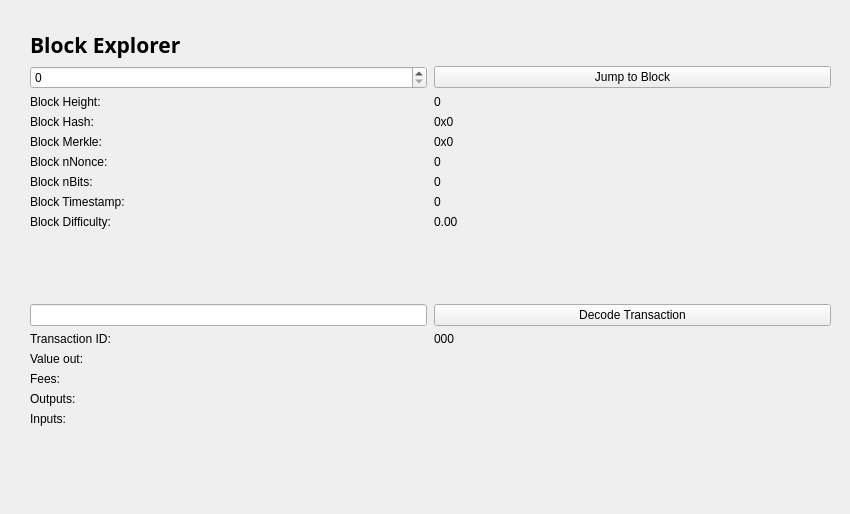
This is src/qt/forms/blockbrowser.ui in Konjungate/Konjungate-Core as Qt 5 draws it before an edit. The edited form follows.
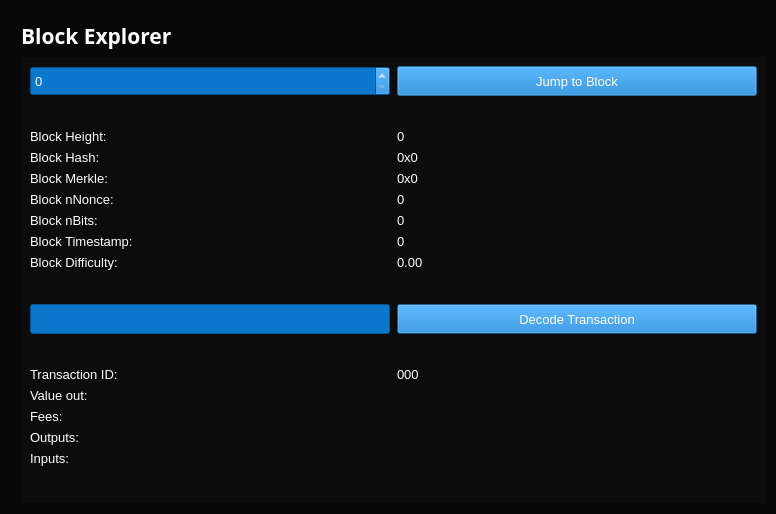
This is the edited form.

What changed in the file:
```diff
--- a/src/qt/forms/blockbrowser.ui
+++ b/src/qt/forms/blockbrowser.ui
@@ -1,7 +1,7 @@
 <?xml version="1.0" encoding="UTF-8"?>
 <ui version="4.0">
  <class>BlockBrowser</class>
- <widget class="QWidget" name="BlockBrowser">
+ <widget class="QDialog" name="BlockBrowser">
   <property name="windowModality">
    <enum>Qt::NonModal</enum>
   </property>
@@ -12,7 +12,7 @@
    <rect>
     <x>0</x>
     <y>0</y>
-    <width>850</width>
+    <width>776</width>
     <height>514</height>
    </rect>
   </property>
@@ -34,8 +34,12 @@
   <property name="windowTitle">
    <string>Form</string>
   </property>
+  <property name="autoFillBackground">
+   <bool>true</bool>
+  </property>
   <property name="styleSheet">
-   <string notr="true"/>
+   <string notr="true">color: rgb(255, 255, 255);
+background-color: #080808;</string>
   </property>
   <layout class="QGridLayout">
    <property name="sizeConstraint">
@@ -58,75 +62,47 @@
        <verstretch>0</verstretch>
       </sizepolicy>
      </property>
+     <property name="styleSheet">
+      <string notr="true">background: transparent;
+background-color: rgb(20, 20, 20, 0.35);
+</string>
+     </property>
      <layout class="QGridLayout" name="gridLayout01">
-      <item row="0" column="0">
-       <layout class="QHBoxLayout" name="horizontalLayout_4">
-        <property name="spacing">
-         <number>7</number>
-        </property>
-        <item>
-         <widget class="QLabel" name="label_5">
-          <property name="font">
-           <font>
-            <family>Open Sans,sans-serif</family>
-            <pointsize>16</pointsize>
-            <weight>75</weight>
-            <bold>true</bold>
-           </font>
-          </property>
-          <property name="styleSheet">
-           <string notr="true"/>
-          </property>
-          <property name="text">
-           <string>Block Explorer</string>
-          </property>
-         </widget>
-        </item>
-        <item>
-         <spacer name="horizontalSpacer_2">
-          <property name="orientation">
-           <enum>Qt::Horizontal</enum>
-          </property>
-          <property name="sizeHint" stdset="0">
-           <size>
-            <width>40</width>
-            <height>20</height>
-           </size>
-          </property>
-         </spacer>
-        </item>
-       </layout>
-      </item>
       <item row="1" column="0">
-       <layout class="QGridLayout" name="gridLayout_3" rowstretch="0,0,0,0,0,0,0,0,0,0,0,0,0,0,0,0,0,0,0" columnstretch="0,0">
+       <layout class="QGridLayout" name="gridLayout_3" rowstretch="0,0,0,0,0,0,0,0,0,0,0,0,0,0,0,0,0,0,0,0" columnstretch="0,0">
         <property name="sizeConstraint">
          <enum>QLayout::SetDefaultConstraint</enum>
         </property>
         <property name="horizontalSpacing">
          <number>7</number>
         </property>
+        <item row="8" column="0">
+         <widget class="QLabel" name="timeLabel">
+          <property name="font">
+           <font>
+            <pointsize>10</pointsize>
+           </font>
+          </property>
+          <property name="styleSheet">
+           <string notr="true">background: transparent;
+background-color: transparent;</string>
+          </property>
+          <property name="text">
+           <string>Block Timestamp:</string>
+          </property>
+         </widget>
+        </item>
         <item row="18" column="0">
-         <spacer name="verticalSpacer">
-          <property name="orientation">
-           <enum>Qt::Vertical</enum>
-          </property>
-          <property name="sizeHint" stdset="0">
-           <size>
-            <width>20</width>
-            <height>40</height>
-           </size>
-          </property>
-         </spacer>
-        </item>
-        <item row="12" column="1">
-         <widget class="QPushButton" name="txButton">
-          <property name="text">
-           <string>Decode Transaction</string>
-          </property>
-         </widget>
-        </item>
-        <item row="17" column="0">
          <widget class="QLabel" name="inputLabel">
+          <property name="font">
+           <font>
+            <pointsize>10</pointsize>
+           </font>
+          </property>
+          <property name="styleSheet">
+           <string notr="true">background: transparent;
+background-color: transparent;</string>
+          </property>
           <property name="text">
            <string>Inputs:</string>
           </property>
@@ -135,70 +111,73 @@
           </property>
          </widget>
         </item>
-        <item row="14" column="0">
+        <item row="15" column="0">
          <widget class="QLabel" name="valueLabel">
+          <property name="font">
+           <font>
+            <pointsize>10</pointsize>
+           </font>
+          </property>
+          <property name="styleSheet">
+           <string notr="true">background: transparent;
+background-color: transparent;</string>
+          </property>
           <property name="text">
            <string>Value out:</string>
           </property>
          </widget>
         </item>
-        <item row="13" column="0">
-         <widget class="QLabel" name="txLabel">
-          <property name="text">
-           <string>Transaction ID:</string>
+        <item row="3" column="0">
+         <widget class="QLabel" name="heightLabel_2">
+          <property name="font">
+           <font>
+            <pointsize>10</pointsize>
+           </font>
           </property>
-         </widget>
-        </item>
-        <item row="9" column="1">
-         <widget class="QLabel" name="hardBox">
+          <property name="styleSheet">
+           <string notr="true">background: transparent;
+background-color: transparent;</string>
+          </property>
           <property name="text">
-           <string>0.00</string>
+           <string>Block Height:</string>
           </property>
           <property name="textInteractionFlags">
            <set>Qt::LinksAccessibleByMouse|Qt::TextSelectableByMouse</set>
           </property>
          </widget>
         </item>
-        <item row="13" column="1">
-         <widget class="QLabel" name="txID">
-          <property name="text">
-           <string>000</string>
+        <item row="19" column="0">
+         <spacer name="verticalSpacer">
+          <property name="orientation">
+           <enum>Qt::Vertical</enum>
           </property>
-          <property name="textInteractionFlags">
-           <set>Qt::LinksAccessibleByMouse|Qt::TextSelectableByMouse</set>
+          <property name="sizeHint" stdset="0">
+           <size>
+            <width>20</width>
+            <height>40</height>
+           </size>
           </property>
-         </widget>
+         </spacer>
         </item>
-        <item row="17" column="1">
-         <widget class="QLabel" name="inputBox">
-          <property name="text">
-           <string/>
+        <item row="7" column="1">
+         <widget class="QLabel" name="bitsBox">
+          <property name="font">
+           <font>
+            <pointsize>10</pointsize>
+           </font>
           </property>
-          <property name="alignment">
-           <set>Qt::AlignLeading|Qt::AlignLeft|Qt::AlignTop</set>
+          <property name="styleSheet">
+           <string notr="true">background: transparent;
+background-color: transparent;</string>
           </property>
-          <property name="textInteractionFlags">
-           <set>Qt::LinksAccessibleByMouse|Qt::TextSelectableByMouse</set>
-          </property>
-         </widget>
-        </item>
-        <item row="14" column="1">
-         <widget class="QLabel" name="valueBox">
           <property name="text">
-           <string/>
+           <string>0</string>
           </property>
           <property name="textInteractionFlags">
            <set>Qt::LinksAccessibleByMouse|Qt::TextSelectableByMouse</set>
           </property>
          </widget>
         </item>
-        <item row="9" column="0">
-         <widget class="QLabel" name="hardLabel">
-          <property name="text">
-           <string>Block Difficulty:</string>
-          </property>
-         </widget>
-        </item>
         <item row="1" column="0">
          <widget class="QSpinBox" name="heightBox">
           <property name="sizePolicy">
@@ -207,61 +186,36 @@
             <verstretch>0</verstretch>
            </sizepolicy>
           </property>
+          <property name="minimumSize">
+           <size>
+            <width>0</width>
+            <height>30</height>
+           </size>
+          </property>
+          <property name="font">
+           <font>
+            <pointsize>10</pointsize>
+           </font>
+          </property>
+          <property name="styleSheet">
+           <string notr="true">background-color: rgb(10, 120, 205);</string>
+          </property>
           <property name="maximum">
            <number>99999999</number>
           </property>
          </widget>
         </item>
-        <item row="3" column="0">
-         <widget class="QLabel" name="heightLabel_2">
-          <property name="text">
-           <string>Block Height:</string>
-          </property>
-         </widget>
-        </item>
-        <item row="8" column="1">
-         <widget class="QLabel" name="timeBox">
-          <property name="text">
-           <string>0</string>
-          </property>
-          <property name="textInteractionFlags">
-           <set>Qt::LinksAccessibleByMouse|Qt::TextSelectableByMouse</set>
-          </property>
-         </widget>
-        </item>
-        <item row="1" column="1">
-         <widget class="QPushButton" name="blockButton">
-          <property name="text">
-           <string>Jump to Block</string>
-          </property>
-         </widget>
-        </item>
-        <item row="5" column="0">
-         <widget class="QLabel" name="merkleLabel">
-          <property name="text">
-           <string>Block Merkle:</string>
-          </property>
-         </widget>
-        </item>
-        <item row="4" column="0">
-         <widget class="QLabel" name="hashLabel">
-          <property name="text">
-           <string>Block Hash:</string>
-          </property>
-         </widget>
-        </item>
-        <item row="15" column="1">
-         <widget class="QLabel" name="feesBox">
-          <property name="text">
-           <string/>
-          </property>
-          <property name="textInteractionFlags">
-           <set>Qt::LinksAccessibleByMouse|Qt::TextSelectableByMouse</set>
-          </property>
-         </widget>
-        </item>
         <item row="3" column="1">
          <widget class="QLabel" name="heightLabel">
+          <property name="font">
+           <font>
+            <pointsize>10</pointsize>
+           </font>
+          </property>
+          <property name="styleSheet">
+           <string notr="true">background: transparent;
+background-color: transparent;</string>
+          </property>
           <property name="text">
            <string>0</string>
           </property>
@@ -270,27 +224,161 @@
           </property>
          </widget>
         </item>
-        <item row="15" column="0">
-         <widget class="QLabel" name="feesLabel">
+        <item row="9" column="0">
+         <widget class="QLabel" name="hardLabel">
+          <property name="font">
+           <font>
+            <pointsize>10</pointsize>
+           </font>
+          </property>
+          <property name="styleSheet">
+           <string notr="true">background: transparent;
+background-color: transparent;</string>
+          </property>
           <property name="text">
-           <string>Fees:</string>
+           <string>Block Difficulty:</string>
+          </property>
+         </widget>
+        </item>
+        <item row="9" column="1">
+         <widget class="QLabel" name="hardBox">
+          <property name="font">
+           <font>
+            <pointsize>10</pointsize>
+           </font>
+          </property>
+          <property name="styleSheet">
+           <string notr="true">background: transparent;
+background-color: transparent;</string>
+          </property>
+          <property name="text">
+           <string>0.00</string>
+          </property>
+          <property name="textInteractionFlags">
+           <set>Qt::LinksAccessibleByMouse|Qt::TextSelectableByMouse</set>
+          </property>
+         </widget>
+        </item>
+        <item row="14" column="0">
+         <widget class="QLabel" name="txLabel">
+          <property name="font">
+           <font>
+            <pointsize>10</pointsize>
+           </font>
+          </property>
+          <property name="styleSheet">
+           <string notr="true">background: transparent;
+background-color: transparent;</string>
+          </property>
+          <property name="text">
+           <string>Transaction ID:</string>
+          </property>
+         </widget>
+        </item>
+        <item row="6" column="1">
+         <widget class="QLabel" name="nonceBox">
+          <property name="font">
+           <font>
+            <pointsize>10</pointsize>
+           </font>
+          </property>
+          <property name="styleSheet">
+           <string notr="true">background: transparent;
+background-color: transparent;</string>
+          </property>
+          <property name="text">
+           <string>0</string>
+          </property>
+          <property name="textInteractionFlags">
+           <set>Qt::LinksAccessibleByMouse|Qt::TextSelectableByMouse</set>
+          </property>
+         </widget>
+        </item>
+        <item row="17" column="1">
+         <widget class="QLabel" name="outputBox">
+          <property name="font">
+           <font>
+            <pointsize>10</pointsize>
+           </font>
+          </property>
+          <property name="styleSheet">
+           <string notr="true">background: transparent;
+background-color: transparent;</string>
+          </property>
+          <property name="text">
+           <string/>
+          </property>
+          <property name="alignment">
+           <set>Qt::AlignLeading|Qt::AlignLeft|Qt::AlignTop</set>
+          </property>
+          <property name="textInteractionFlags">
+           <set>Qt::LinksAccessibleByMouse|Qt::TextSelectableByMouse</set>
+          </property>
+         </widget>
+        </item>
+        <item row="4" column="1">
+         <widget class="QLabel" name="hashBox">
+          <property name="enabled">
+           <bool>true</bool>
+          </property>
+          <property name="sizePolicy">
+           <sizepolicy hsizetype="Preferred" vsizetype="Preferred">
+            <horstretch>0</horstretch>
+            <verstretch>0</verstretch>
+           </sizepolicy>
+          </property>
+          <property name="minimumSize">
+           <size>
+            <width>0</width>
+            <height>0</height>
+           </size>
+          </property>
+          <property name="font">
+           <font>
+            <pointsize>10</pointsize>
+           </font>
+          </property>
+          <property name="styleSheet">
+           <string notr="true">background: transparent;
+background-color: transparent;</string>
+          </property>
+          <property name="text">
+           <string>0x0</string>
+          </property>
+          <property name="textInteractionFlags">
+           <set>Qt::LinksAccessibleByMouse|Qt::TextSelectableByMouse</set>
           </property>
          </widget>
         </item>
         <item row="7" column="0">
          <widget class="QLabel" name="bitsLabel">
+          <property name="font">
+           <font>
+            <pointsize>10</pointsize>
+           </font>
+          </property>
+          <property name="styleSheet">
+           <string notr="true">background: transparent;
+background-color: transparent;</string>
+          </property>
           <property name="text">
            <string>Block nBits:</string>
           </property>
          </widget>
         </item>
-        <item row="7" column="1">
-         <widget class="QLabel" name="bitsBox">
+        <item row="5" column="0">
+         <widget class="QLabel" name="merkleLabel">
+          <property name="font">
+           <font>
+            <pointsize>10</pointsize>
+           </font>
+          </property>
+          <property name="styleSheet">
+           <string notr="true">background: transparent;
+background-color: transparent;</string>
+          </property>
           <property name="text">
-           <string>0</string>
-          </property>
-          <property name="textInteractionFlags">
-           <set>Qt::LinksAccessibleByMouse|Qt::TextSelectableByMouse</set>
+           <string>Block Merkle:</string>
           </property>
          </widget>
         </item>
@@ -302,6 +390,15 @@
             <height>0</height>
            </size>
           </property>
+          <property name="font">
+           <font>
+            <pointsize>10</pointsize>
+           </font>
+          </property>
+          <property name="styleSheet">
+           <string notr="true">background: transparent;
+background-color: transparent;</string>
+          </property>
           <property name="text">
            <string>0x0</string>
           </property>
@@ -310,10 +407,19 @@
           </property>
          </widget>
         </item>
-        <item row="16" column="0">
-         <widget class="QLabel" name="outputLabel">
+        <item row="18" column="1">
+         <widget class="QLabel" name="inputBox">
+          <property name="font">
+           <font>
+            <pointsize>10</pointsize>
+           </font>
+          </property>
+          <property name="styleSheet">
+           <string notr="true">background: transparent;
+background-color: transparent;</string>
+          </property>
           <property name="text">
-           <string>Outputs:</string>
+           <string/>
           </property>
           <property name="alignment">
            <set>Qt::AlignLeading|Qt::AlignLeft|Qt::AlignTop</set>
@@ -321,13 +427,19 @@
          </widget>
         </item>
         <item row="16" column="1">
-         <widget class="QLabel" name="outputBox">
+         <widget class="QLabel" name="feesBox">
+          <property name="font">
+           <font>
+            <pointsize>10</pointsize>
+           </font>
+          </property>
+          <property name="styleSheet">
+           <string notr="true">background: transparent;
+background-color: transparent;</string>
+          </property>
           <property name="text">
            <string/>
           </property>
-          <property name="alignment">
-           <set>Qt::AlignLeading|Qt::AlignLeft|Qt::AlignTop</set>
-          </property>
           <property name="textInteractionFlags">
            <set>Qt::LinksAccessibleByMouse|Qt::TextSelectableByMouse</set>
           </property>
@@ -335,53 +447,20 @@
         </item>
         <item row="6" column="0">
          <widget class="QLabel" name="nonceLabel">
+          <property name="font">
+           <font>
+            <pointsize>10</pointsize>
+           </font>
+          </property>
+          <property name="styleSheet">
+           <string notr="true">background: transparent;
+background-color: transparent;</string>
+          </property>
           <property name="text">
            <string>Block nNonce:</string>
           </property>
          </widget>
         </item>
-        <item row="6" column="1">
-         <widget class="QLabel" name="nonceBox">
-          <property name="text">
-           <string>0</string>
-          </property>
-          <property name="textInteractionFlags">
-           <set>Qt::LinksAccessibleByMouse|Qt::TextSelectableByMouse</set>
-          </property>
-         </widget>
-        </item>
-        <item row="8" column="0">
-         <widget class="QLabel" name="timeLabel">
-          <property name="text">
-           <string>Block Timestamp:</string>
-          </property>
-         </widget>
-        </item>
-        <item row="4" column="1">
-         <widget class="QLabel" name="hashBox">
-          <property name="enabled">
-           <bool>true</bool>
-          </property>
-          <property name="sizePolicy">
-           <sizepolicy hsizetype="Preferred" vsizetype="Preferred">
-            <horstretch>0</horstretch>
-            <verstretch>0</verstretch>
-           </sizepolicy>
-          </property>
-          <property name="minimumSize">
-           <size>
-            <width>0</width>
-            <height>0</height>
-           </size>
-          </property>
-          <property name="text">
-           <string>0x0</string>
-          </property>
-          <property name="textInteractionFlags">
-           <set>Qt::LinksAccessibleByMouse|Qt::TextSelectableByMouse</set>
-          </property>
-         </widget>
-        </item>
         <item row="12" column="0">
          <widget class="QLineEdit" name="txBox">
           <property name="sizePolicy">
@@ -390,6 +469,20 @@
             <verstretch>0</verstretch>
            </sizepolicy>
           </property>
+          <property name="minimumSize">
+           <size>
+            <width>0</width>
+            <height>30</height>
+           </size>
+          </property>
+          <property name="font">
+           <font>
+            <pointsize>10</pointsize>
+           </font>
+          </property>
+          <property name="styleSheet">
+           <string notr="true">background-color: rgb(10, 120, 205);</string>
+          </property>
           <property name="inputMask">
            <string comment="Transaction id" extracomment="Transaction id"/>
           </property>
@@ -411,11 +504,277 @@
           </property>
          </spacer>
         </item>
+        <item row="4" column="0">
+         <widget class="QLabel" name="hashLabel">
+          <property name="font">
+           <font>
+            <pointsize>10</pointsize>
+           </font>
+          </property>
+          <property name="styleSheet">
+           <string notr="true">background: transparent;
+background-color: transparent;</string>
+          </property>
+          <property name="text">
+           <string>Block Hash:</string>
+          </property>
+         </widget>
+        </item>
+        <item row="15" column="1">
+         <widget class="QLabel" name="valueBox">
+          <property name="font">
+           <font>
+            <pointsize>10</pointsize>
+           </font>
+          </property>
+          <property name="styleSheet">
+           <string notr="true">background: transparent;
+background-color: transparent;</string>
+          </property>
+          <property name="text">
+           <string/>
+          </property>
+          <property name="textInteractionFlags">
+           <set>Qt::LinksAccessibleByMouse|Qt::TextSelectableByMouse</set>
+          </property>
+         </widget>
+        </item>
+        <item row="14" column="1">
+         <widget class="QLabel" name="txID">
+          <property name="font">
+           <font>
+            <pointsize>10</pointsize>
+           </font>
+          </property>
+          <property name="styleSheet">
+           <string notr="true">background: transparent;
+background-color: transparent;</string>
+          </property>
+          <property name="text">
+           <string>000</string>
+          </property>
+          <property name="textInteractionFlags">
+           <set>Qt::LinksAccessibleByMouse|Qt::TextSelectableByMouse</set>
+          </property>
+         </widget>
+        </item>
+        <item row="16" column="0">
+         <widget class="QLabel" name="feesLabel">
+          <property name="font">
+           <font>
+            <pointsize>10</pointsize>
+           </font>
+          </property>
+          <property name="styleSheet">
+           <string notr="true">background: transparent;
+background-color: transparent;</string>
+          </property>
+          <property name="text">
+           <string>Fees:</string>
+          </property>
+         </widget>
+        </item>
+        <item row="1" column="1">
+         <widget class="QPushButton" name="blockButton">
+          <property name="minimumSize">
+           <size>
+            <width>0</width>
+            <height>30</height>
+           </size>
+          </property>
+          <property name="font">
+           <font>
+            <pointsize>10</pointsize>
+           </font>
+          </property>
+          <property name="styleSheet">
+           <string notr="true">background-color: rgb(10, 120, 205, 0.4);</string>
+          </property>
+          <property name="text">
+           <string>Jump to Block</string>
+          </property>
+         </widget>
+        </item>
+        <item row="17" column="0">
+         <widget class="QLabel" name="outputLabel">
+          <property name="font">
+           <font>
+            <pointsize>10</pointsize>
+           </font>
+          </property>
+          <property name="styleSheet">
+           <string notr="true">background: transparent;
+background-color: transparent;</string>
+          </property>
+          <property name="text">
+           <string>Outputs:</string>
+          </property>
+          <property name="alignment">
+           <set>Qt::AlignLeading|Qt::AlignLeft|Qt::AlignTop</set>
+          </property>
+         </widget>
+        </item>
+        <item row="8" column="1">
+         <widget class="QLabel" name="timeBox">
+          <property name="font">
+           <font>
+            <pointsize>10</pointsize>
+           </font>
+          </property>
+          <property name="styleSheet">
+           <string notr="true">background: transparent;
+background-color: transparent;</string>
+          </property>
+          <property name="text">
+           <string>0</string>
+          </property>
+          <property name="textInteractionFlags">
+           <set>Qt::LinksAccessibleByMouse|Qt::TextSelectableByMouse</set>
+          </property>
+         </widget>
+        </item>
+        <item row="12" column="1">
+         <widget class="QPushButton" name="txButton">
+          <property name="minimumSize">
+           <size>
+            <width>0</width>
+            <height>30</height>
+           </size>
+          </property>
+          <property name="font">
+           <font>
+            <pointsize>10</pointsize>
+           </font>
+          </property>
+          <property name="styleSheet">
+           <string notr="true">background-color: rgb(10, 120, 205, 0.4);</string>
+          </property>
+          <property name="text">
+           <string>Decode Transaction</string>
+          </property>
+         </widget>
+        </item>
+        <item row="13" column="0">
+         <spacer name="verticalSpacer_3">
+          <property name="orientation">
+           <enum>Qt::Vertical</enum>
+          </property>
+          <property name="sizeHint" stdset="0">
+           <size>
+            <width>20</width>
+            <height>40</height>
+           </size>
+          </property>
+         </spacer>
+        </item>
+        <item row="13" column="1">
+         <spacer name="verticalSpacer_4">
+          <property name="orientation">
+           <enum>Qt::Vertical</enum>
+          </property>
+          <property name="sizeHint" stdset="0">
+           <size>
+            <width>20</width>
+            <height>40</height>
+           </size>
+          </property>
+         </spacer>
+        </item>
+        <item row="2" column="0">
+         <spacer name="verticalSpacer_5">
+          <property name="orientation">
+           <enum>Qt::Vertical</enum>
+          </property>
+          <property name="sizeHint" stdset="0">
+           <size>
+            <width>20</width>
+            <height>40</height>
+           </size>
+          </property>
+         </spacer>
+        </item>
+        <item row="2" column="1">
+         <spacer name="verticalSpacer_6">
+          <property name="orientation">
+           <enum>Qt::Vertical</enum>
+          </property>
+          <property name="sizeHint" stdset="0">
+           <size>
+            <width>20</width>
+            <height>40</height>
+           </size>
+          </property>
+         </spacer>
+        </item>
+        <item row="19" column="1">
+         <spacer name="verticalSpacer_7">
+          <property name="orientation">
+           <enum>Qt::Vertical</enum>
+          </property>
+          <property name="sizeHint" stdset="0">
+           <size>
+            <width>20</width>
+            <height>40</height>
+           </size>
+          </property>
+         </spacer>
+        </item>
+        <item row="11" column="1">
+         <spacer name="verticalSpacer_8">
+          <property name="orientation">
+           <enum>Qt::Vertical</enum>
+          </property>
+          <property name="sizeHint" stdset="0">
+           <size>
+            <width>20</width>
+            <height>40</height>
+           </size>
+          </property>
+         </spacer>
+        </item>
        </layout>
       </item>
      </layout>
     </widget>
    </item>
+   <item row="0" column="0">
+    <layout class="QHBoxLayout" name="horizontalLayout_4">
+     <property name="spacing">
+      <number>7</number>
+     </property>
+     <item>
+      <widget class="QLabel" name="label_5">
+       <property name="font">
+        <font>
+         <family>Open Sans,sans-serif</family>
+         <pointsize>16</pointsize>
+         <weight>75</weight>
+         <bold>true</bold>
+        </font>
+       </property>
+       <property name="styleSheet">
+        <string notr="true"/>
+       </property>
+       <property name="text">
+        <string>Block Explorer</string>
+       </property>
+      </widget>
+     </item>
+     <item>
+      <spacer name="horizontalSpacer_2">
+       <property name="orientation">
+        <enum>Qt::Horizontal</enum>
+       </property>
+       <property name="sizeHint" stdset="0">
+        <size>
+         <width>40</width>
+         <height>20</height>
+        </size>
+       </property>
+      </spacer>
+     </item>
+    </layout>
+   </item>
   </layout>
  </widget>
  <resources/>
```
Left out of the diff: 6 changed lines with no effect on the pictures.
